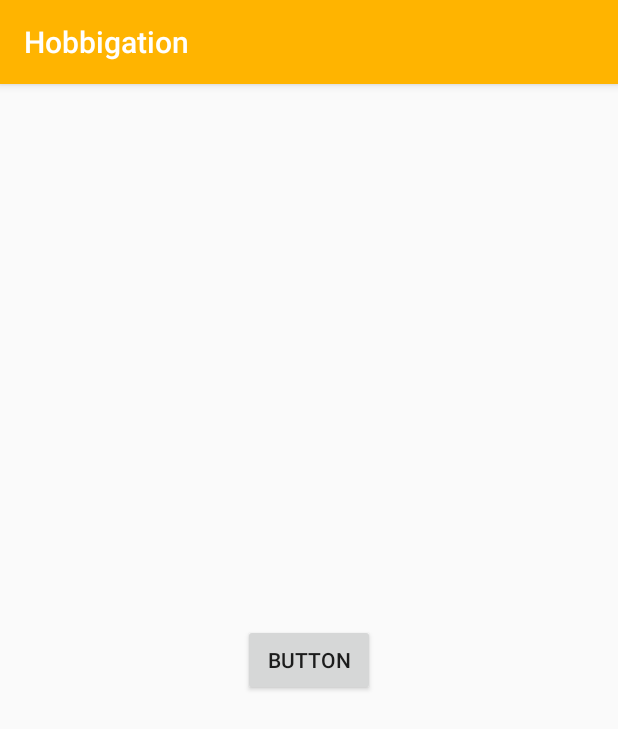
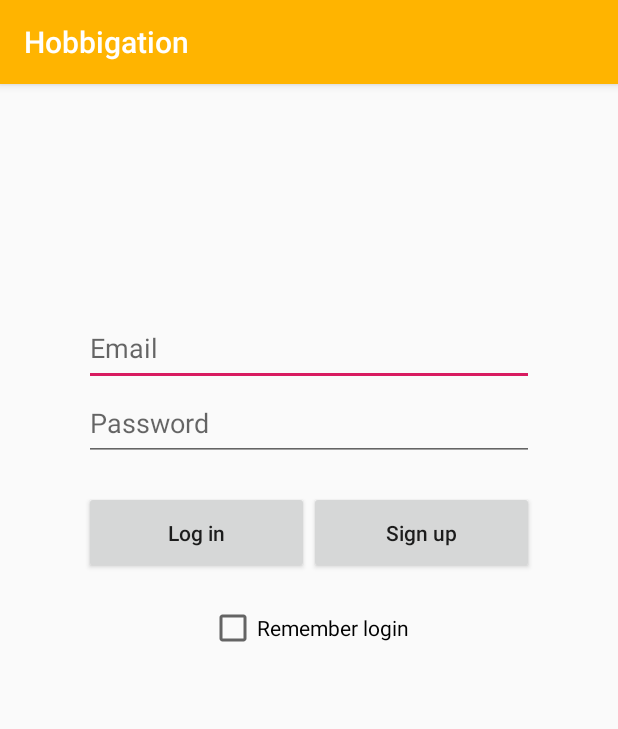
Before and after one commit to eunsongsong/Hobbigation, an Android app: the LoginActivity screen opened directly, with no data from a screen before it, on a phone screen of 412 x 824 dp. Shown: the top 729 px of the screen. Run offline under Robolectric (Android 15) with nearby library versions, the phone set to English and light mode, and no system bars.

Commit message:
Login UI draft

```diff
--- a/app/src/main/java/com/example/hobbigation/LoginActivity.java
+++ b/app/src/main/java/com/example/hobbigation/LoginActivity.java
@@ -1,25 +1,30 @@
 package com.example.hobbigation;
 
+import android.content.SharedPreferences;
 import android.os.Bundle;
 import android.support.v7.app.AppCompatActivity;
-import android.view.View;
-import android.widget.Button;
+import android.widget.CheckBox;
+import android.widget.EditText;
 
 public class LoginActivity extends AppCompatActivity {
 
 
-    private Button back_btn;
+    EditText idInput, passwordInput;
+    CheckBox autoLogin;
+    SharedPreferences pref;
+    SharedPreferences.Editor editor;
+
     @Override
     protected void onCreate(Bundle savedInstanceState) {
         super.onCreate(savedInstanceState);
         setContentView(R.layout.activity_login);
 
-        back_btn = (Button) findViewById(R.id.button2);
-        back_btn.setOnClickListener(new View.OnClickListener() {
-            @Override
-            public void onClick(View v) {
-                finish();
-            }
-        });
+
+
+        idInput = (EditText) findViewById(R.id.emailInput);
+        passwordInput = (EditText) findViewById(R.id.passwordInput);
+        autoLogin = (CheckBox) findViewById(R.id.checkBox);
+
+
     }
 }
--- a/app/src/main/res/layout/activity_login.xml
+++ b/app/src/main/res/layout/activity_login.xml
@@ -1,25 +1,53 @@
 <?xml version="1.0" encoding="utf-8"?>
-<android.support.constraint.ConstraintLayout xmlns:android="http://schemas.android.com/apk/res/android"
-    xmlns:app="http://schemas.android.com/apk/res-auto"
+<RelativeLayout xmlns:android="http://schemas.android.com/apk/res/android"
     xmlns:tools="http://schemas.android.com/tools"
     android:layout_width="match_parent"
-    android:layout_height="match_parent"
-    tools:context=".LoginActivity"
-    android:padding="10dp">
+    android:layout_height="match_parent">
+
+    <EditText
+        android:layout_width="300dp"
+        android:layout_height="50dp"
+        android:id="@+id/emailInput"
+        android:layout_centerHorizontal="true"
+        android:hint="Email"
+        android:layout_marginTop="151dp" />
+
+    <EditText
+        android:layout_width="300dp"
+        android:layout_height="50dp"
+        android:id="@+id/passwordInput"
+        android:layout_centerHorizontal="true"
+        android:hint="Password"
+        android:layout_below="@+id/emailInput" />
 
     <Button
-        android:id="@+id/button2"
+        android:layout_width="150dp"
+        android:layout_height="55dp"
+        android:text="Log in"
+        android:id="@+id/loginButton"
+        android:textAllCaps="false"
+        android:layout_marginTop="20dp"
+        android:layout_below="@+id/passwordInput"
+        android:layout_toStartOf="@+id/signupButton"
+        android:layout_toLeftOf="@+id/signupButton" />
+
+    <Button
+        android:layout_width="150dp"
+        android:layout_height="55dp"
+        android:text="Sign up"
+        android:id="@+id/signupButton"
+        android:textAllCaps="false"
+        android:layout_alignTop="@+id/loginButton"
+        android:layout_alignEnd="@+id/passwordInput"
+        android:layout_alignRight="@+id/passwordInput" />
+
+    <CheckBox
         android:layout_width="wrap_content"
         android:layout_height="wrap_content"
-        android:layout_marginStart="8dp"
-        android:layout_marginLeft="8dp"
-        android:layout_marginTop="8dp"
-        android:layout_marginEnd="8dp"
-        android:layout_marginRight="8dp"
-        android:layout_marginBottom="8dp"
-        android:text="Button"
-        app:layout_constraintBottom_toBottomOf="parent"
-        app:layout_constraintEnd_toEndOf="parent"
-        app:layout_constraintStart_toStartOf="parent"
-        app:layout_constraintTop_toTopOf="parent" />
-</android.support.constraint.ConstraintLayout>
+        android:text="Remember login"
+        android:id="@+id/checkBox"
+        android:layout_marginTop="20dp"
+        android:layout_below="@+id/loginButton"
+        android:layout_centerHorizontal="true" />
+
+</RelativeLayout>
--- a/app/src/main/res/values/styles.xml
+++ b/app/src/main/res/values/styles.xml
@@ -6,7 +6,6 @@
         <item name="colorPrimaryDark">#FFC81E</item>
         <item name="colorPrimary">#FFB400</item>
         <item name="colorAccent">@color/colorAccent</item>
-        <item name="android:statusBarColor">#FFC81E</item>
     </style>
 
     <style name="SplashTheme" parent="android:Theme.Light.NoTitleBar">
```
